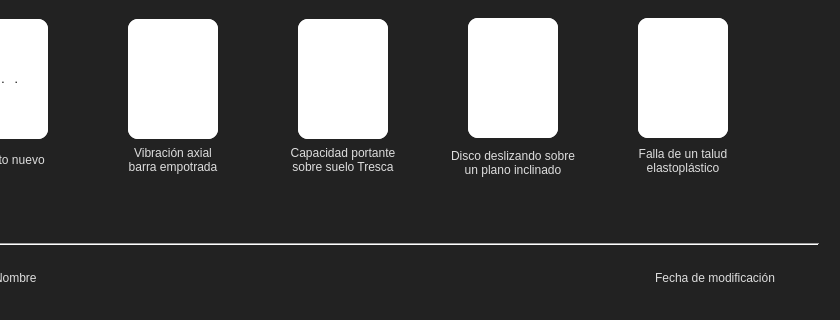
This is app/ui/frame_home.ui in edwinar13/MPM-UN as Qt 5 draws it before an edit; both pictures show x 103 to 943 and y 189 to 509 of the 943 by 720 pixel window. The edited form follows.
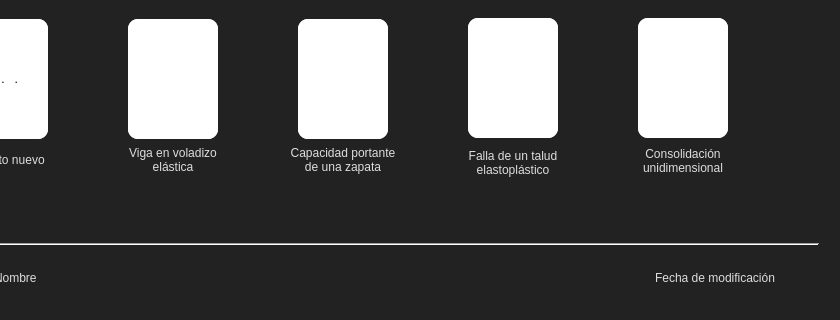
This is the edited form. Icons and pictures are not drawn.

What changed in the file:
```diff
--- a/app/ui/frame_home.ui
+++ b/app/ui/frame_home.ui
@@ -701,8 +701,8 @@
                     </size>
                    </property>
                    <property name="text">
-                    <string>Vibración axial 
-barra empotrada</string>
+                    <string>Viga en voladizo
+elástica</string>
                    </property>
                    <property name="alignment">
                     <set>Qt::AlignmentFlag::AlignCenter</set>
@@ -827,7 +827,7 @@
                    </property>
                    <property name="text">
                     <string>Capacidad portante
-sobre suelo Tresca</string>
+de una zapata</string>
                    </property>
                    <property name="alignment">
                     <set>Qt::AlignmentFlag::AlignCenter</set>
@@ -951,8 +951,8 @@
                     </size>
                    </property>
                    <property name="text">
-                    <string>Disco deslizando sobre
-un plano inclinado</string>
+                    <string>Falla de un talud
+elastoplástico</string>
                    </property>
                    <property name="alignment">
                     <set>Qt::AlignmentFlag::AlignCenter</set>
@@ -1079,8 +1079,8 @@
                     </size>
                    </property>
                    <property name="text">
-                    <string>Falla de un talud
-elastoplástico</string>
+                    <string>Consolidación
+unidimensional</string>
                    </property>
                    <property name="alignment">
                     <set>Qt::AlignmentFlag::AlignCenter</set>
```
